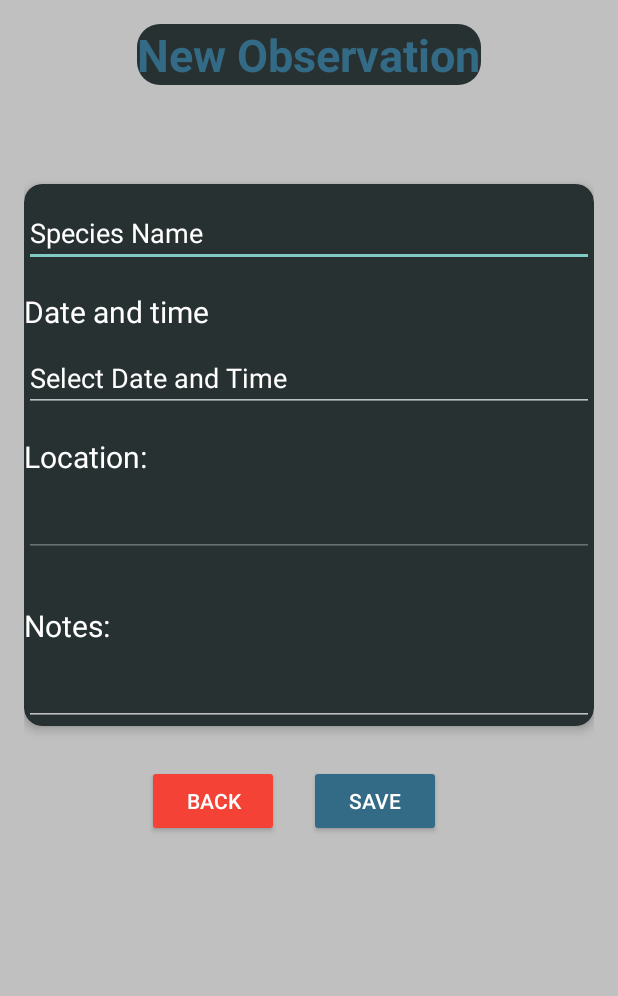
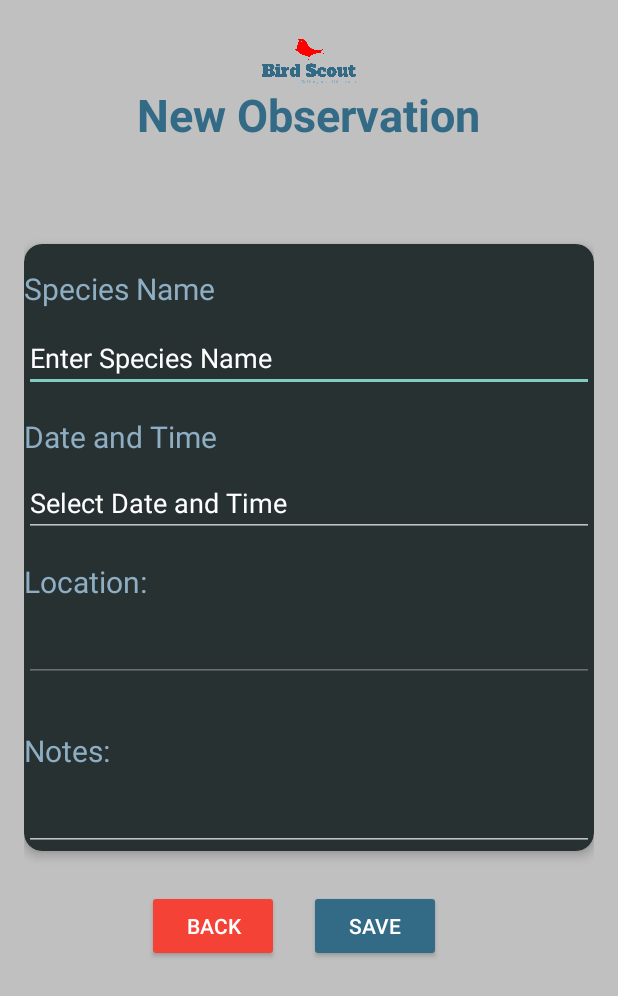
Before and after one commit to St10092007/OPSC7312-Bird-Scout-, an Android app: the NewObservationActivity screen opened directly, with no data from a screen before it, on a phone screen of 412 x 824 dp. Shown: the top 996 px of the screen. Run offline under Robolectric (Android 15) with nearby library versions, the phone set to English and light mode, and no system bars; our stand-ins replace Firebase (no records; nobody signed in at launch, a user with empty details on screens opened directly).

Commit message:
interface Updates

```diff
--- a/Birding/app/src/main/java/com/example/birding/Observations/NewObservationActivity.kt
+++ b/Birding/app/src/main/java/com/example/birding/Observations/NewObservationActivity.kt
@@ -29,15 +29,15 @@ import java.text.SimpleDateFormat
 import java.util.*
 
 private lateinit var tvTitle: TextView
-private lateinit var speciesName: EditText
-private lateinit var date: TextView
-private lateinit var dateInput: EditText
-private lateinit var locationTv: TextView
-private lateinit var locationET: EditText
-private lateinit var notes: TextView
-private lateinit var birdNotes: EditText
-private lateinit var backBtn: Button
-private lateinit var saveBtn: Button
+private lateinit var etSpeciesName: EditText
+private lateinit var tvDate: TextView
+private lateinit var etDateInput: EditText
+private lateinit var tvLocation: TextView
+private lateinit var etLocation: EditText
+private lateinit var tvNotes: TextView
+private lateinit var etBirdNotes: EditText
+private lateinit var btnBack: Button
+private lateinit var btnSave: Button
 
 private lateinit var database: FirebaseDatabase
 private lateinit var fusedLocationClient: FusedLocationProviderClient
@@ -51,15 +51,15 @@ class NewObservationActivity : AppCompatActivity() {
         setContentView(R.layout.activity_new_observation)
 
         tvTitle = findViewById(R.id.tvTitle)
-        speciesName = findViewById(R.id.speciesName)
-        date = findViewById(R.id.date)
-        dateInput = findViewById(R.id.dateInput)
-        locationTv = findViewById(R.id.locationTv)
-        locationET = findViewById(R.id.locationET)
-        notes = findViewById(R.id.notes)
-        birdNotes = findViewById(R.id.bird_notes_)
-        backBtn = findViewById(R.id.backBtn)
-        saveBtn = findViewById(R.id.saveBtn)
+        etSpeciesName = findViewById(R.id.etSpeciesName)
+        tvDate = findViewById(R.id.tvDate)
+        etDateInput = findViewById(R.id.etDateInput)
+        tvLocation = findViewById(R.id.tvLocation)
+        etLocation = findViewById(R.id.etLocation)
+        tvNotes = findViewById(R.id.tvNotes)
+        etBirdNotes = findViewById(R.id.etBirdNotes)
+        btnBack = findViewById(R.id.btnBack)
+        btnSave = findViewById(R.id.btnSave)
 
         database = FirebaseDatabase.getInstance()
         dbReference = database.getReference("Observations")
@@ -67,16 +67,15 @@ class NewObservationActivity : AppCompatActivity() {
         fusedLocationClient = LocationServices.getFusedLocationProviderClient(this)
 
 
-        backBtn.setOnClickListener {
+        btnBack.setOnClickListener {
             val intent = Intent(this, ObservationsActivity::class.java)
             startActivity(intent)
         }
-        saveBtn.setOnClickListener {
+        btnSave.setOnClickListener {
             saveObservation()
         }
 
-        locationET.isEnabled = false
-
+        etLocation.isEnabled = false
         fetchLocation { location ->
             if (location != null) {
                 val geocoder = Geocoder(this, Locale.getDefault())
@@ -86,30 +85,42 @@ class NewObservationActivity : AppCompatActivity() {
                         val address = addresses[0]
                         val streetAddress = address.getAddressLine(0)
                         runOnUiThread {
-                            locationET.setText(streetAddress)
+                            etLocation.setText(streetAddress)
                         }
                     } else {
                         runOnUiThread {
-                            locationET.setText("Location not found")
+                            etLocation.setText("Location not found")
                         }
                     }
                 } catch (e: IOException) {
                     e.printStackTrace()
                     runOnUiThread {
-                        locationET.setText("Location not found")
+                        etLocation.setText("Location not found")
                     }
                 }
             } else {
                 runOnUiThread {
-                    locationET.setText("Location not found")
+                    etLocation.setText("Location not found")
                 }
             }
         }
     }
 
     private fun saveObservation() {
-        val species = speciesName.text.toString()
-        val notes = birdNotes.text.toString()
+        val species = etSpeciesName.text.toString()
+        val notes = etBirdNotes.text.toString()
+
+        if (species.isEmpty()) {
+            etSpeciesName.error = "Species Name cannot be empty"
+            return
+        }
+
+        // Check if the date is not empty
+        val date = etDateInput.text.toString()
+        if (date.isEmpty()) {
+            etDateInput.error = "Date cannot be empty"
+            return
+        }
 
         fetchLocation { location ->
             val birdLocation = location ?: LatLng(0.0, 0.0)
@@ -160,17 +171,17 @@ class NewObservationActivity : AppCompatActivity() {
                                 val address = addresses[0]
                                 val streetAddress = address.getAddressLine(0)
                                 runOnUiThread {
-                                    locationET.setText(streetAddress)
+                                    etLocation.setText(streetAddress)
                                 }
                             } else {
                                 runOnUiThread {
-                                    locationET.setText("Location not found")
+                                    etLocation.setText("Location not found")
                                 }
                             }
                         } catch (e: IOException) {
                             e.printStackTrace()
                             runOnUiThread {
-                                locationET.setText("Location not found")
+                                etLocation.setText("Location not found")
                             }
                         }
                     }
@@ -231,7 +242,7 @@ class NewObservationActivity : AppCompatActivity() {
                         val selectedDateTime = SimpleDateFormat("dd EEE MMM yyyy HH:mm", Locale.US).format(calendar.time)
 
                         // Set the formatted date and time to the dateInput EditText
-                        dateInput.setText(selectedDateTime)
+                        etDateInput.setText(selectedDateTime)
                     },
                     calendar.get(Calendar.HOUR_OF_DAY),
                     calendar.get(Calendar.MINUTE),
--- a/Birding/app/src/main/java/com/example/birding/Observations/ObservationAdapter.kt
+++ b/Birding/app/src/main/java/com/example/birding/Observations/ObservationAdapter.kt
@@ -39,14 +39,12 @@ class ObservationAdapter(private val observations: List<BirdObservation> , priva
             speciesTextView.text = "Bird Species: ${observation.species}"
             val dateFormatter = SimpleDateFormat("dd EEE MMM yyyy HH:mm", Locale.US)
 
-
             // Parse the dateTime string into a Date
             val date = dateFormatter.parse(observation.dateTime)
 
             // Format the Date object back into a string
             val formattedDate = dateFormatter.format(date)
             dateTimeTextView.text = "Date and Time: $formattedDate"
-
 
             val location = observation.location
             val address = getAddress(location, geocoder)
--- a/Birding/app/src/main/res/layout/activity_hotspots.xml
+++ b/Birding/app/src/main/res/layout/activity_hotspots.xml
@@ -52,7 +52,7 @@
                 android:layout_gravity="center_vertical">
 
                 <TextView
-                    android:id="@+id/selectedHotspot"
+                    android:id="@+id/tvSelectedHotspot"
                     android:layout_width="0dp"
                     android:layout_height="50dp"
                     android:gravity="start"
@@ -69,7 +69,7 @@
                     android:layout_weight="0" />
 
                 <Button
-                    android:id="@+id/hotspotDirectionBtn"
+                    android:id="@+id/btnHotspotDirection"
                     android:background="@color/primary_blue"
                     android:text="Get Directions"
                     android:layout_width="wrap_content"
@@ -80,7 +80,7 @@
             </LinearLayout>
 
             <TextView
-                android:id="@+id/distanceToHotspot"
+                android:id="@+id/tvDistanceToHotspot"
                 android:layout_width="match_parent"
                 android:layout_height="50.6dp"
                 android:gravity="start"
--- a/Birding/app/src/main/res/layout/activity_new_observation.xml
+++ b/Birding/app/src/main/res/layout/activity_new_observation.xml
@@ -10,6 +10,17 @@
     tools:context=".Observations.NewObservationActivity"
     android:background="@color/primary_grey">
 
+    <ImageView
+        android:id="@+id/ivLogoBackground"
+        android:layout_width="match_parent"
+        android:layout_height="30dp"
+        android:layout_marginTop="10dp"
+        android:src="@drawable/logobackground"
+        app:layout_constraintEnd_toEndOf="parent"
+        app:layout_constraintStart_toStartOf="parent"
+        app:layout_constraintTop_toTopOf="parent"
+        app:layout_constraintBottom_toTopOf="@id/tvTitle"/>
+
     <TextView
         android:id="@+id/tvTitle"
         android:layout_width="wrap_content"
@@ -20,17 +31,18 @@
         android:textColor="@color/primary_blue"
         android:layout_gravity="center_horizontal"
         android:layout_marginBottom="16dp"
-        android:background="@drawable/box"/>
+        />
+
 
     <androidx.cardview.widget.CardView
-        android:id="@+id/cardView"
+        android:id="@+id/cvMainContainer"
         android:layout_width="match_parent"
         android:layout_height="wrap_content"
         android:layout_marginTop="50dp"
         android:backgroundTint="@color/accent"
         app:cardCornerRadius="12dp"
         app:cardElevation="4dp"
-        app:layout_constraintTop_toBottomOf="@id/imageView"
+        app:layout_constraintTop_toBottomOf="@id/ivLogoBackground"
         app:layout_constraintStart_toStartOf="parent"
         app:layout_constraintEnd_toEndOf="parent">
 
@@ -39,26 +51,36 @@
             android:layout_height="wrap_content"
             android:orientation="vertical">
 
+            <TextView
+                android:id="@+id/tvSpeciesName"
+                android:layout_width="wrap_content"
+                android:layout_height="wrap_content"
+                android:text="Species Name"
+                android:textSize="20sp"
+                android:textStyle=""
+                android:textColor="@color/secondary"
+                android:layout_marginTop="16dp" />
+
             <EditText
-                android:id="@+id/speciesName"
+                android:id="@+id/etSpeciesName"
                 android:layout_width="match_parent"
                 android:layout_height="wrap_content"
-                android:hint="Species Name"
+                android:hint="Enter Species Name"
                 android:textColorHint="@color/white"
                 android:textColor="@color/white"
                 android:layout_marginTop="10dp" />
 
             <TextView
-                android:id="@+id/date"
+                android:id="@+id/tvDate"
                 android:layout_width="wrap_content"
                 android:layout_height="wrap_content"
-                android:text="Date and time"
+                android:text="Date and Time"
                 android:textSize="20sp"
-                android:textColor="#FFFFFF"
+                android:textColor="@color/secondary"
                 android:layout_marginTop="16dp" />
 
             <EditText
-                android:id="@+id/dateInput"
+                android:id="@+id/etDateInput"
                 android:layout_width="match_parent"
                 android:layout_height="wrap_content"
                 android:hint="Select Date and Time"
@@ -66,20 +88,20 @@
                 android:textColor="@color/white"
                 android:layout_marginTop="8dp"
                 android:focusable="false"
-                android:onClick="showDateTimePicker"
-                android:clickable="true" />
+                android:clickable="true"
+                android:onClick="showDateTimePicker" />
 
             <TextView
-                android:id="@+id/locationTv"
+                android:id="@+id/tvLocation"
                 android:layout_width="wrap_content"
                 android:layout_height="wrap_content"
                 android:text="Location:"
                 android:textSize="20sp"
-                android:textColor="#FFFFFF"
+                android:textColor="@color/secondary"
                 android:layout_marginTop="16dp" />
 
             <EditText
-                android:id="@+id/locationET"
+                android:id="@+id/etLocation"
                 android:layout_width="match_parent"
                 android:layout_height="wrap_content"
                 android:textColorHint="@color/white"
@@ -89,23 +111,23 @@
                 android:focusable="false"
                 android:clickable="false" />
 
-
             <TextView
-                android:id="@+id/notes"
+                android:id="@+id/tvNotes"
                 android:layout_width="wrap_content"
                 android:layout_height="wrap_content"
                 android:text="Notes:"
                 android:textSize="20sp"
-                android:textColor="#FFFFFF"
+                android:textColor="@color/secondary"
                 android:layout_marginTop="16dp" />
 
             <EditText
-                android:id="@+id/bird_notes_"
+                android:id="@+id/etBirdNotes"
                 android:layout_width="match_parent"
                 android:layout_height="wrap_content"
                 android:textColorHint="@color/white"
                 android:textColor="@color/white"
                 android:layout_marginTop="8dp" />
+
         </LinearLayout>
     </androidx.cardview.widget.CardView>
 
@@ -121,7 +143,7 @@
         <Button
             android:layout_width="wrap_content"
             android:layout_height="wrap_content"
-            android:id="@+id/backBtn"
+            android:id="@+id/btnBack"
             android:text="Back"
             android:backgroundTint="@color/primary_red"
             android:textColor="@color/text_color"
@@ -130,7 +152,7 @@
             android:layout_marginEnd="20dp"/>
 
         <Button
-            android:id="@+id/saveBtn"
+            android:id="@+id/btnSave"
             android:layout_width="wrap_content"
             android:layout_height="wrap_content"
             android:text="SAVE"
--- a/Birding/app/src/main/res/values/themes.xml
+++ b/Birding/app/src/main/res/values/themes.xml
@@ -17,7 +17,7 @@
     <style name="CustomBottomNavigation" parent="Widget.Design.BottomNavigationView">
         <item name="android:background">@color/primary_blue</item>
         <item name="itemIconTint">@color/black</item>
-        <item name="itemTextColor">@color/secondary</item>
+        <item name="itemTextColor">@color/primary_grey</item>
     </style>
 
 </resources>
```
Also changed, not shown: Birding/app/src/main/java/com/example/birding/Home/HomeActivity.kt (+12 -7 lines), Birding/app/src/main/java/com/example/birding/Hotspot/HotspotsActivity.kt (+39 -28 lines), Birding/app/src/main/java/com/example/birding/Settings/ProfileActivity.kt (+12 -9 lines), Birding/app/src/main/java/com/example/birding/Settings/SettingsActivity.kt (+7 -7 lines), Birding/app/src/main/res/layout/activity_home.xml (+5 -41 lines), Birding/app/src/main/res/layout/activity_profile.xml (+22 -21 lines), Birding/app/src/main/res/layout/activity_settings.xml (+16 -16 lines), Birding/app/src/main/res/layout/observationcardview.xml (+28 -19 lines), Birding/app/src/main/res/drawable/add.png (deleted), Birding/app/src/main/res/drawable/plus.png (added).
